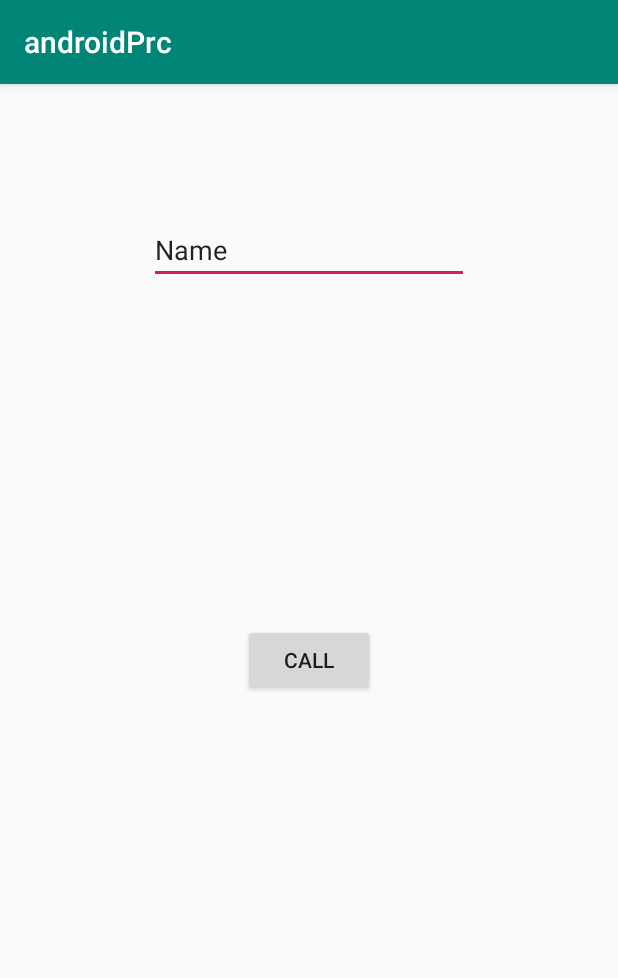
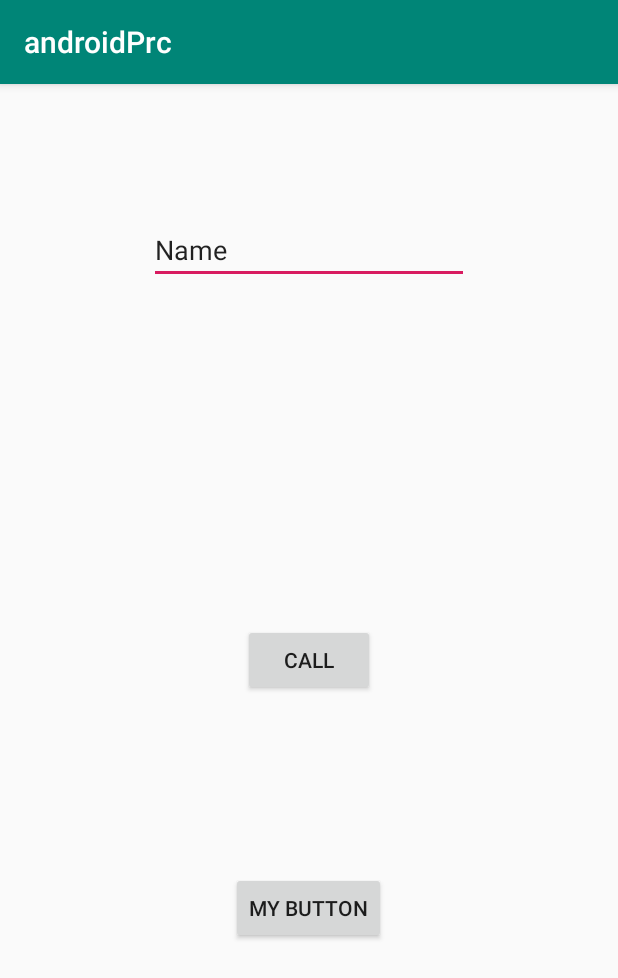
Before and after one commit to apexcel/android_works, an Android app: the screen it shows after launch (MainActivity), on a phone screen of 412 x 824 dp. Shown: the top 978 px of the screen. Run offline under Robolectric (Android 15) with nearby library versions, the phone set to English and light mode, and no system bars.

Commit message:
practice files

```diff
--- a/androidPrc/app/src/main/AndroidManifest.xml
+++ b/androidPrc/app/src/main/AndroidManifest.xml
@@ -9,6 +9,7 @@
         android:roundIcon="@mipmap/ic_launcher_round"
         android:supportsRtl="true"
         android:theme="@style/AppTheme">
+        <activity android:name=".MenuActivity"></activity>
         <activity android:name=".MainActivity">
             <intent-filter>
                 <action android:name="android.intent.action.MAIN" />
--- a/androidPrc/app/src/main/res/layout/activity_main.xml
+++ b/androidPrc/app/src/main/res/layout/activity_main.xml
@@ -16,6 +16,19 @@
         app:layout_constraintStart_toStartOf="parent"
         app:layout_constraintTop_toTopOf="parent" />
 
+    <Button
+        android:id="@+id/button2"
+        android:text="My Button"
+        android:layout_width="wrap_content"
+        android:layout_height="wrap_content"
+        android:layout_marginBottom="176dp"
+        app:layout_constraintBottom_toBottomOf="parent"
+        app:layout_constraintEnd_toEndOf="parent"
+        app:layout_constraintHorizontal_bias="0.498"
+        app:layout_constraintStart_toStartOf="parent"
+        app:layout_constraintTop_toTopOf="parent"
+        app:layout_constraintVertical_bias="0.966" />
+
     <EditText
         android:id="@+id/editText"
         android:layout_width="wrap_content"
--- a/myProject/app/src/main/res/values/strings.xml
+++ b/myProject/app/src/main/res/values/strings.xml
@@ -4,4 +4,5 @@
     <string name="more">More</string>
     <string name="reorder">Reorder</string>
     <string name="search">Search</string>
+    <string name="testBtn">Test Button</string>
 </resources>
```
Also changed, not shown: androidPrc/app/src/main/java/com/java/androidprc/MainActivity.java (+16 -0 lines), androidPrc/app/src/main/java/com/java/androidprc/MenuActivity.java (added, +38 -0 lines), androidPrc/app/src/main/res/layout/activity_menu.xml (added, +18 -0 lines), myProject/app/build.gradle (+7 -0 lines), myProject/app/src/main/java/com/java/myproject/MainActivity.java (+14 -0 lines).
